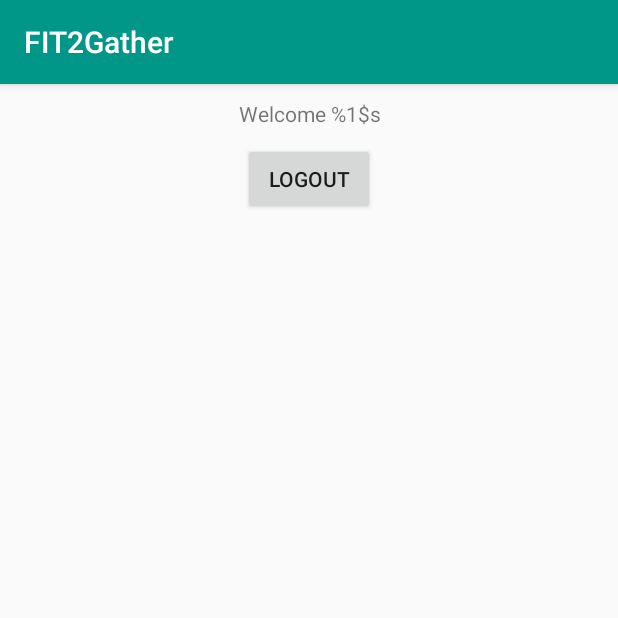
After one commit to Firujo/DAAM, an Android app: the fragment LoggedInFragment shown on its own in the app's theme, on a phone screen of 412 x 824 dp, the top half of it. The commit adds this screen. Run offline under Robolectric (Android 15) with nearby library versions, the phone set to English and light mode, and no system bars.

Commit message:
Created logged in fragment for when user is already logged in.

```diff
--- /dev/null
+++ b/app/src/main/java/pt/iul/iscte/daam/fitmeet/account/LoggedInFragment.java
@@ -0,0 +1,58 @@
+package pt.iul.iscte.daam.fitmeet.account;
+
+import android.content.Context;
+import android.net.Uri;
+import android.os.Bundle;
+import android.support.annotation.Nullable;
+import android.support.v4.app.Fragment;
+import android.view.LayoutInflater;
+import android.view.View;
+import android.view.ViewGroup;
+
+import android.widget.Button;
+import android.widget.TextView;
+import pt.iul.iscte.daam.fitmeet.R;
+import pt.iul.iscte.daam.fitmeet.view.FragmentView;
+
+public class LoggedInFragment extends FragmentView implements LoggedInView {
+
+  private OnFragmentInteractionListener mListener;
+  private LoggedInPresenter presenter;
+  private TextView welcomeMessage;
+  private Button logoutButton;
+
+  public LoggedInFragment() {
+  }
+
+  public static LoggedInFragment newInstance() {
+    LoggedInFragment fragment = new LoggedInFragment();
+    return fragment;
+  }
+
+  @Override public void onCreate(Bundle savedInstanceState) {
+    super.onCreate(savedInstanceState);
+  }
+
+  @Override public View onCreateView(LayoutInflater inflater, ViewGroup container,
+      Bundle savedInstanceState) {
+    View view = inflater.inflate(R.layout.fragment_logged_in, container, false);
+    bindViews(view);
+
+    return view;
+  }
+
+  private void bindViews(View view) {
+    welcomeMessage = (TextView) view.findViewById(R.id.welcome_message);
+    logoutButton = (Button) view.findViewById(R.id.logoutButton);
+  }
+
+  @Override public void onViewCreated(View view, @Nullable Bundle savedInstanceState) {
+    presenter = new LoggedInPresenter();
+    attachPresenter(presenter);
+    super.onViewCreated(view, savedInstanceState);
+  }
+
+  public interface OnFragmentInteractionListener {
+    void onFragmentInteraction(Uri uri);
+  }
+}
--- /dev/null
+++ b/app/src/main/java/pt/iul/iscte/daam/fitmeet/account/LoggedInManager.java
@@ -0,0 +1,9 @@
+package pt.iul.iscte.daam.fitmeet.account;
+
+/**
+ * Created by filipe on 20-05-2017.
+ */
+
+public class LoggedInManager {
+
+}
--- /dev/null
+++ b/app/src/main/java/pt/iul/iscte/daam/fitmeet/account/LoggedInPresenter.java
@@ -0,0 +1,42 @@
+package pt.iul.iscte.daam.fitmeet.account;
+
+import pt.iul.iscte.daam.fitmeet.view.FragmentPresenter;
+
+/**
+ * Created by filipe on 20-05-2017.
+ */
+
+public class LoggedInPresenter implements FragmentPresenter {
+
+  @Override public void onCreate() {
+
+  }
+
+  @Override public void onResume() {
+
+  }
+
+  @Override public void onPause() {
+
+  }
+
+  @Override public void onDestroy() {
+
+  }
+
+  @Override public void onStop() {
+
+  }
+
+  @Override public void onStart() {
+
+  }
+
+  @Override public void onCreateView() {
+
+  }
+
+  @Override public void onViewCreated() {
+
+  }
+}
--- /dev/null
+++ b/app/src/main/java/pt/iul/iscte/daam/fitmeet/account/LoggedInView.java
@@ -0,0 +1,9 @@
+package pt.iul.iscte.daam.fitmeet.account;
+
+/**
+ * Created by filipe on 20-05-2017.
+ */
+
+interface LoggedInView {
+
+}
--- /dev/null
+++ b/app/src/main/res/layout/fragment_logged_in.xml
@@ -0,0 +1,29 @@
+<LinearLayout xmlns:android="http://schemas.android.com/apk/res/android"
+    xmlns:tools="http://schemas.android.com/tools"
+    android:layout_width="match_parent"
+    android:layout_height="match_parent"
+    android:orientation="vertical"
+    tools:context="pt.iul.iscte.daam.fitmeet.account.LoggedInFragment"
+    >
+
+  <TextView
+      android:id="@+id/welcome_message"
+      android:layout_width="match_parent"
+      android:layout_height="wrap_content"
+      android:layout_marginTop="10dp"
+      android:layout_marginBottom="10dp"
+      android:text="@string/welcome_message"
+      android:textAlignment="center"
+      android:layout_gravity="center_horizontal"
+      />
+
+  <Button
+      android:id="@+id/logoutButton"
+      android:layout_width="wrap_content"
+      android:layout_height="wrap_content"
+      android:layout_marginBottom="10dp"
+      android:text="@string/logout"
+      android:layout_gravity="center_horizontal"
+      />
+
+</LinearLayout>
--- a/app/src/main/res/values/strings.xml
+++ b/app/src/main/res/values/strings.xml
@@ -33,4 +33,7 @@
   <string name="ok">OK</string>
   <string name="join_fit2gather">Join Fit2Gather</string>
 
+  <string name="welcome_message">Welcome %1$s</string>
+  <string name="logout">Logout</string>
+
 </resources>
```
